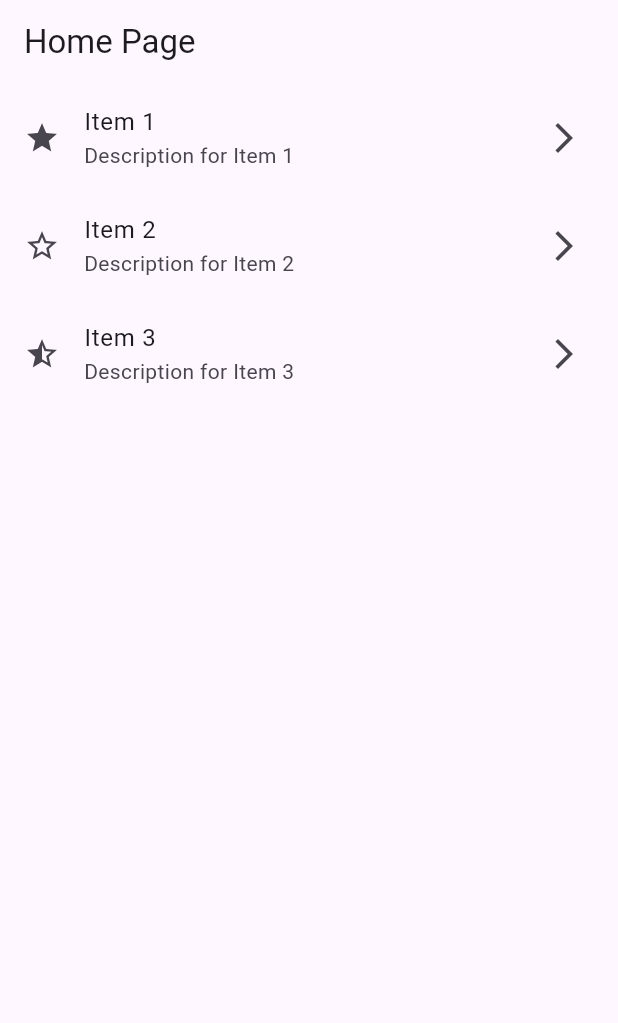
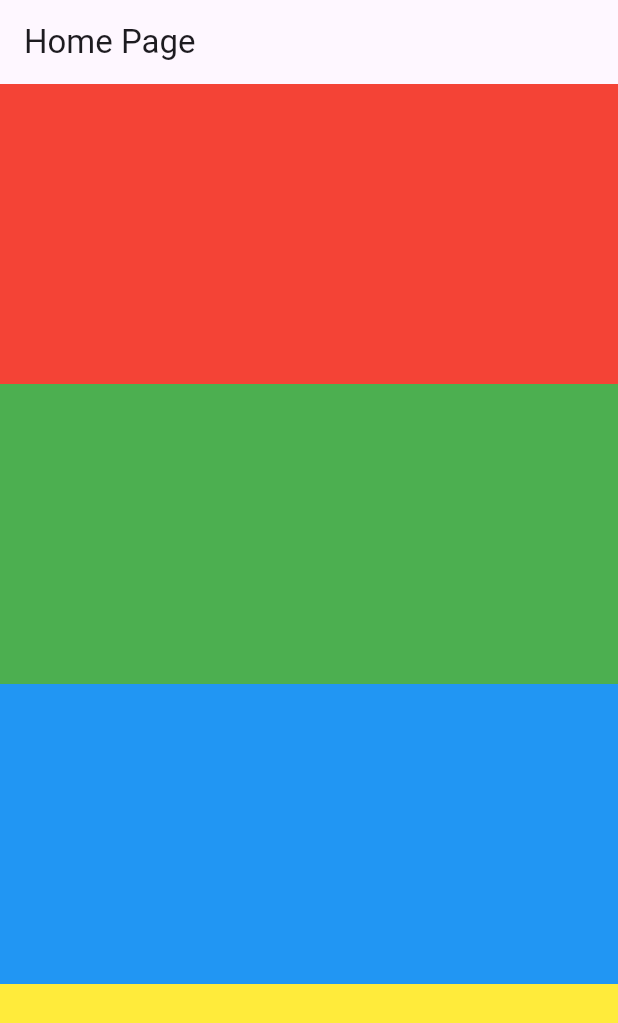
Before and after one commit to KodewithArun/Flutter-Complete-Learning---Arun, a Flutter app: the screen it shows after launch, on a phone screen of 412 x 824 dp. Shown: the top 1023 px of the screen. Run offline on Flutter 3.47's test engine with Material 3 defaults, Android fonts, the phone set to English and light mode, and no system bars.

Commit message:
day8: understand about the listview with custom container

```diff
--- a/lib/screens/HomePage.dart
+++ b/lib/screens/HomePage.dart
@@ -9,28 +9,33 @@ class HomePage extends StatelessWidget {
       appBar: AppBar(
         title: Text("Home Page"),
       ),
-      body: ListView(
-        children: [
-          ListTile(
-            title: Text("Item 1"),
-            subtitle: Text("Description for Item 1"),
-            leading: Icon(Icons.star),
-            trailing: Icon(Icons.arrow_forward_ios),
-          ),
-          ListTile(
-            title: Text("Item 2"),
-            subtitle: Text("Description for Item 2"),
-            leading: Icon(Icons.star_border),
-            trailing: Icon(Icons.arrow_forward_ios),
-          ),
-          ListTile(
-            title: Text("Item 3"),
-            subtitle: Text("Description for Item 3"),
-            leading: Icon(Icons.star_half),
-            trailing: Icon(Icons.arrow_forward_ios),
-          ),
-        ],
-      )
+      body: Expanded(
+        child: ListView(
+          physics: BouncingScrollPhysics(),
+          children: [
+            Container(
+              height: 200,
+              color: Colors.red,
+            ),
+            Container(
+              height: 200,
+              color: Colors.green,
+            ),
+            Container(
+              height: 200,
+              color: Colors.blue,
+            ),
+            Container(
+              height: 200,
+              color: Colors.yellow,
+            ),
+            Container(
+              height: 200,
+              color: Colors.orange,
+            ),
+          ],
+        ),
+      ),
     );
   }
 }
```
